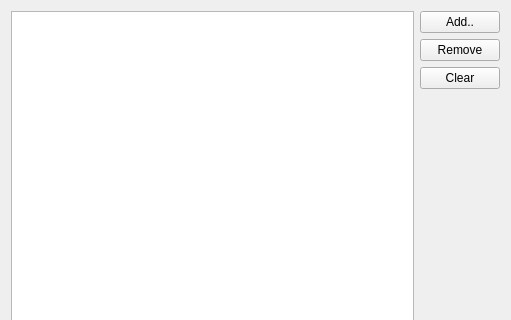
This is ui/filesselection.ui in ploki/darkflow as Qt 5 draws it before an edit; both pictures show x 0 to 511 and y 0 to 320 of the 511 by 476 pixel window. The edited form follows.
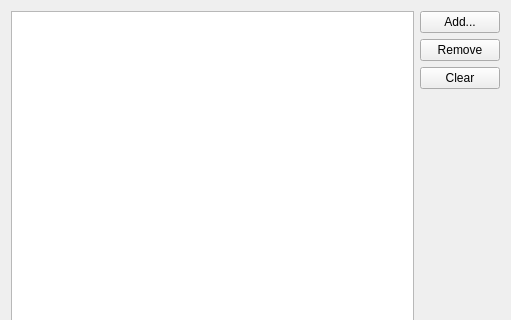
This is the edited form.

What changed in the file:
```diff
--- a/ui/filesselection.ui
+++ b/ui/filesselection.ui
@@ -27,7 +27,7 @@
        <item>
         <widget class="QPushButton" name="addButton">
          <property name="text">
-          <string>Add..</string>
+          <string>Add...</string>
          </property>
         </widget>
        </item>
```
